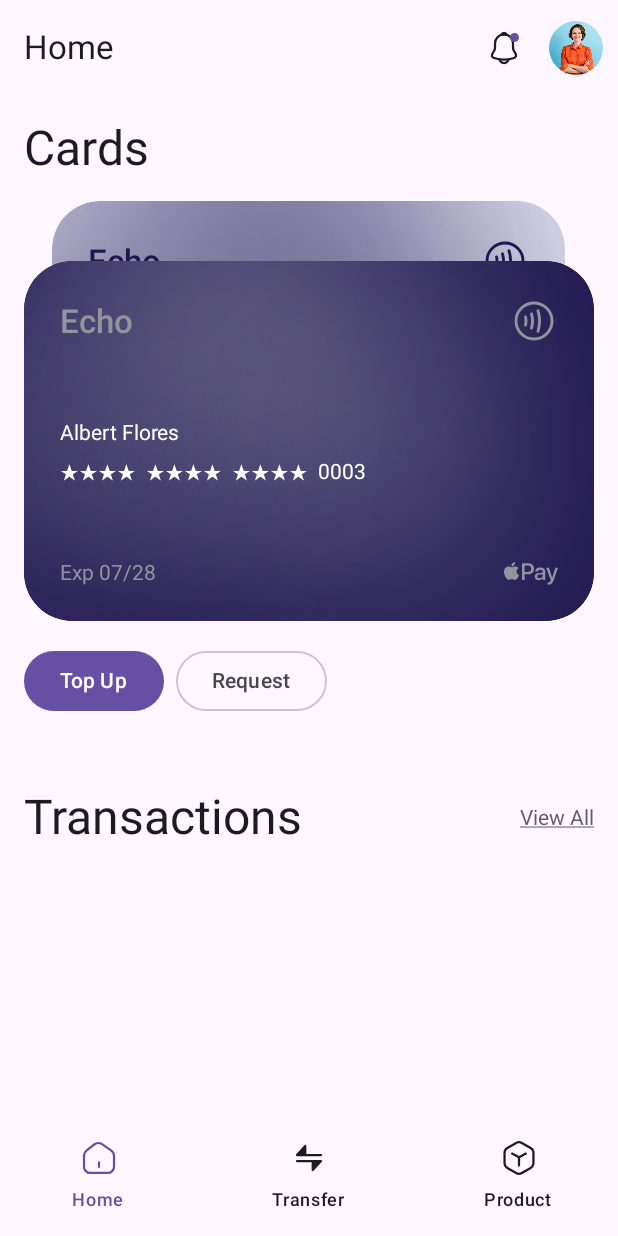
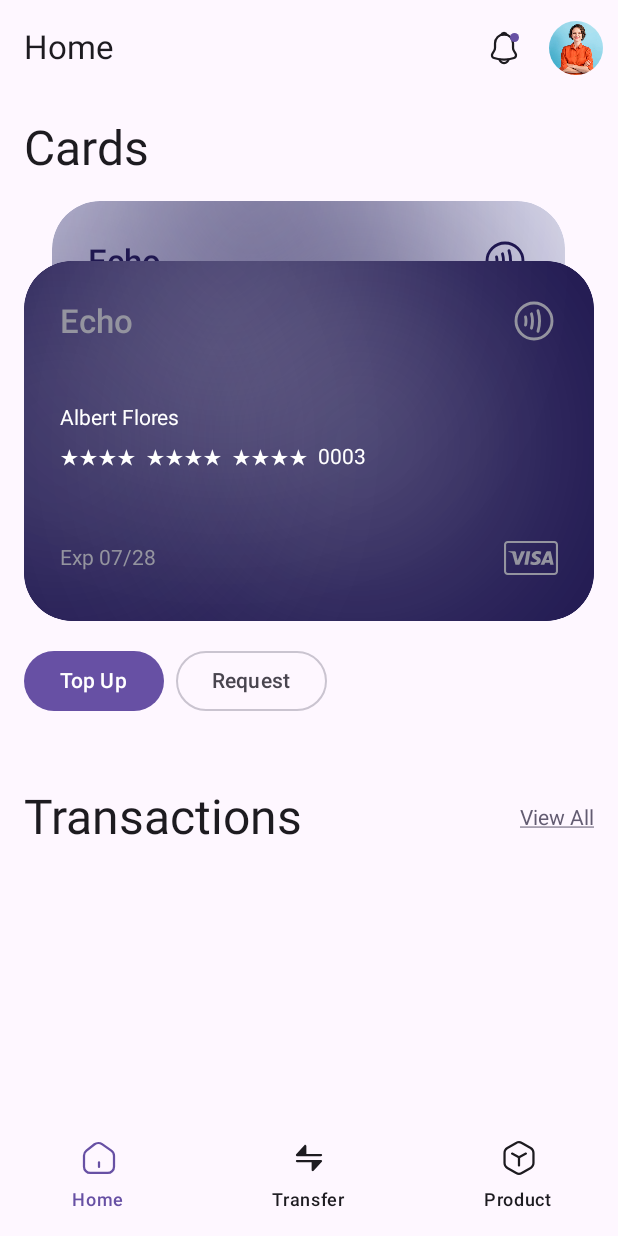
Before and after one commit to codeasus/eco, an Android app built with Jetpack Compose: the screen it shows after launch (MainActivity), on a phone screen of 412 x 824 dp. Run offline under Robolectric (Android 15) with nearby library versions, the phone set to English and light mode, and no system bars; our stand-ins replace Dagger/Hilt's generated code, Room's generated code; pictures from the network do not load.

Commit message:
Refactor: Some visual changes to card scheme and enums that are used for data visualisation

```diff
--- a/app/src/main/java/codeasus/projects/bank/eco/core/ui/shared/view/card/Card.kt
+++ b/app/src/main/java/codeasus/projects/bank/eco/core/ui/shared/view/card/Card.kt
@@ -41,6 +41,7 @@ import codeasus.projects.bank.eco.core.ui.shared.view.utils.DataSourceDefaults
 import codeasus.projects.bank.eco.core.ui.shared.view.utils.formatExpiryDate
 import codeasus.projects.bank.eco.core.ui.theme.EcoTheme
 import codeasus.projects.bank.eco.domain.local.model.enums.BankAccountType
+import codeasus.projects.bank.eco.domain.local.model.enums.Scheme
 import codeasus.projects.bank.eco.domain.local.model.user.UserBankAccountModel
 
 @Composable
@@ -132,9 +133,14 @@ fun BankCardFront(
                         text = "Exp ${formatExpiryDate(bankAccount.expiryDate)}",
                         style = TextStyle(color = themeColors.colorTextDarker)
                     )
+                    val scheme = when (bankAccount.scheme ) {
+                        Scheme.VISA -> R.drawable.ic_visa_outlined
+                        Scheme.MASTERCARD -> R.drawable.ic_master_outlined
+                        Scheme.AMERICAN_EXPRESS -> R.drawable.ic_amex_outlined
+                    }
                     Image(
                         modifier = Modifier.width(36.dp),
-                        painter = painterResource(R.drawable.ic_apple_pay),
+                        painter = painterResource(scheme),
                         contentScale = ContentScale.FillWidth,
                         colorFilter = ColorFilter.tint(themeColors.colorTextDarker),
                         contentDescription = "Contactless Payment Sign",
--- a/app/src/main/java/codeasus/projects/bank/eco/core/ui/shared/view/utils/DataSourceDefaults.kt
+++ b/app/src/main/java/codeasus/projects/bank/eco/core/ui/shared/view/utils/DataSourceDefaults.kt
@@ -6,6 +6,7 @@ import codeasus.projects.bank.eco.domain.local.model.customer.CustomerModel
 import codeasus.projects.bank.eco.domain.local.model.enums.BankAccountType
 import codeasus.projects.bank.eco.domain.local.model.enums.Currency
 import codeasus.projects.bank.eco.domain.local.model.enums.Priority
+import codeasus.projects.bank.eco.domain.local.model.enums.Scheme
 import codeasus.projects.bank.eco.domain.local.model.enums.TransactionStatus
 import codeasus.projects.bank.eco.domain.local.model.enums.TransactionType
 import codeasus.projects.bank.eco.domain.local.model.system_message.SystemMessageModel
@@ -25,6 +26,7 @@ object DataSourceDefaults {
                 id = "card_unknown_normal_1",
                 name = "Henry Cavill",
                 number = "0000000000000345",
+                scheme = Scheme.VISA,
                 type = BankAccountType.NORMAL,
                 balance = 0.0,
                 cvv = "123",
@@ -34,6 +36,7 @@ object DataSourceDefaults {
                 id = "card_unknown_platinum_1",
                 name = "Henry Cavill",
                 number = "0000000000008923",
+                scheme = Scheme.MASTERCARD,
                 type = BankAccountType.PLATINUM,
                 balance = 0.0,
                 cvv = "123",
@@ -51,6 +54,7 @@ object DataSourceDefaults {
                 id = "card_unknown_normal_1",
                 name = "Unknown",
                 number = "0000000000000000",
+                scheme = Scheme.VISA,
                 type = BankAccountType.NORMAL,
                 balance = 0.0,
                 cvv = "123",
@@ -60,6 +64,7 @@ object DataSourceDefaults {
                 id = "card_unknown_platinum_1",
                 name = "Unknown",
                 number = "0000000000000000",
+                scheme = Scheme.MASTERCARD,
                 type = BankAccountType.PLATINUM,
                 balance = 0.0,
                 cvv = "123",
--- a/app/src/main/java/codeasus/projects/bank/eco/data/local/util/TestDataLoader.kt
+++ b/app/src/main/java/codeasus/projects/bank/eco/data/local/util/TestDataLoader.kt
@@ -6,6 +6,7 @@ import codeasus.projects.bank.eco.domain.local.model.customer.CustomerModel
 import codeasus.projects.bank.eco.domain.local.model.enums.BankAccountType
 import codeasus.projects.bank.eco.domain.local.model.enums.Currency
 import codeasus.projects.bank.eco.domain.local.model.enums.Priority
+import codeasus.projects.bank.eco.domain.local.model.enums.Scheme
 import codeasus.projects.bank.eco.domain.local.model.enums.TransactionStatus
 import codeasus.projects.bank.eco.domain.local.model.enums.TransactionType
 import codeasus.projects.bank.eco.domain.local.model.system_message.SystemMessageModel
@@ -105,6 +106,7 @@ class TestDataLoader @Inject constructor(
                 name = "Albert Flores",
                 number = "1234567890020003",
                 balance = 123.99,
+                scheme = Scheme.VISA,
                 type = BankAccountType.NORMAL,
                 cvv = "123",
                 expiryDate = LocalDateTime.now().plusYears(3)
@@ -113,6 +115,7 @@ class TestDataLoader @Inject constructor(
                 id = "card_platinum_1",
                 name = "Albert Flores",
                 number = "9876000000003245",
+                scheme = Scheme.MASTERCARD,
                 type = BankAccountType.PLATINUM,
                 balance = 4503.25,
                 cvv = "456",
--- a/app/src/main/java/codeasus/projects/bank/eco/domain/local/model/enums/Priority.kt
+++ b/app/src/main/java/codeasus/projects/bank/eco/domain/local/model/enums/Priority.kt
@@ -1,9 +1,9 @@
 package codeasus.projects.bank.eco.domain.local.model.enums
 
-enum class Priority(val value: Int) {
-    LOW(0),
-    MEDIUM(1),
-    HIGH(2);
+enum class Priority(val value: Int, val label: String) {
+    LOW(0, "Low"),
+    MEDIUM(1, "Medium"),
+    HIGH(2, "High");
 
     companion object {
         fun fromInt(value: Int): Priority = when (value) {
--- /dev/null
+++ b/app/src/main/java/codeasus/projects/bank/eco/domain/local/model/enums/Scheme.kt
@@ -0,0 +1,5 @@
+package codeasus.projects.bank.eco.domain.local.model.enums
+
+enum class Scheme {
+    VISA, MASTERCARD, AMERICAN_EXPRESS
+}
--- a/app/src/main/java/codeasus/projects/bank/eco/domain/local/model/enums/TransactionType.kt
+++ b/app/src/main/java/codeasus/projects/bank/eco/domain/local/model/enums/TransactionType.kt
@@ -1,5 +1,9 @@
 package codeasus.projects.bank.eco.domain.local.model.enums
 
-enum class TransactionType {
-    DEPOSIT, WITHDRAWAL, TRANSFER, PAYMENT, REFUND
+enum class TransactionType(val label: String) {
+    DEPOSIT("Deposit"),
+    WITHDRAWAL("Withdrawal"),
+    TRANSFER("Transfer"),
+    PAYMENT("Payment"),
+    REFUND("Refund")
 }
--- a/app/src/main/java/codeasus/projects/bank/eco/domain/local/model/user/UserBankAccountModel.kt
+++ b/app/src/main/java/codeasus/projects/bank/eco/domain/local/model/user/UserBankAccountModel.kt
@@ -1,6 +1,7 @@
 package codeasus.projects.bank.eco.domain.local.model.user
 
 import codeasus.projects.bank.eco.domain.local.model.enums.BankAccountType
+import codeasus.projects.bank.eco.domain.local.model.enums.Scheme
 import java.time.LocalDateTime
 
 data class UserBankAccountModel(
@@ -8,6 +9,7 @@ data class UserBankAccountModel(
     val name: String,
     val number: String,
     val type: BankAccountType,
+    val scheme: Scheme,
     val balance: Double,
     val cvv: String,
     val expiryDate: LocalDateTime
--- a/app/src/main/java/codeasus/projects/bank/eco/feature/search_transaction/presentation/SearchTransactionScreen.kt
+++ b/app/src/main/java/codeasus/projects/bank/eco/feature/search_transaction/presentation/SearchTransactionScreen.kt
@@ -71,7 +71,7 @@ fun SearchTransactionScreen(
                         onClick = { onAction(SearchTransactionIntent.SelectTransactionType(transactionType)) },
                         selected = state.selectedTransactionTypes[transactionType]?: false,
                         label = {
-                            Text(text = transactionType.name)
+                            Text(text = transactionType.label)
                         },
                         colors = FilterChipDefaults.filterChipColors(
                             labelColor = MaterialTheme.colorScheme.onSecondaryContainer,
--- a/app/src/main/java/codeasus/projects/bank/eco/feature/system_messages/presentation/PriorityChip.kt
+++ b/app/src/main/java/codeasus/projects/bank/eco/feature/system_messages/presentation/PriorityChip.kt
@@ -21,7 +21,7 @@ fun PriorityChip(priority: Priority) {
         tonalElevation = 2.dp
     ) {
         Text(
-            text = priority.name,
+            text = priority.label,
             modifier = Modifier.padding(horizontal = 12.dp, vertical = 4.dp),
             color = Color.White,
             style = MaterialTheme.typography.labelSmall
--- a/app/src/main/java/codeasus/projects/bank/eco/feature/system_messages/presentation/SystemMessagesScreen.kt
+++ b/app/src/main/java/codeasus/projects/bank/eco/feature/system_messages/presentation/SystemMessagesScreen.kt
@@ -72,7 +72,7 @@ fun SystemMessagesScreen(
                         onClick = { onAction(SystemMessagesIntent.FilterByPriority(priority)) },
                         selected = state.selectedPriority == priority,
                         label = {
-                            Text(text = priority.name)
+                            Text(text = priority.label)
                         },
                         colors = FilterChipDefaults.filterChipColors(
                             labelColor = MaterialTheme.colorScheme.onSecondaryContainer,
--- a/app/src/main/res/drawable/ic_visa_outlined.xml
+++ b/app/src/main/res/drawable/ic_visa_outlined.xml
@@ -1,21 +1,15 @@
-<vector xmlns:android="http://schemas.android.com/apk/res/android"
-    android:width="24dp"
-    android:height="24dp"
-    android:viewportWidth="780"
-    android:viewportHeight="780">
+<vector xmlns:android="http://schemas.android.com/apk/res/android" android:height="24dp" android:viewportHeight="750" android:viewportWidth="750" android:width="24dp">
 
-    <path
-        android:fillColor="#00000000"
-        android:pathData="M53.49,154h673.52c21.26,0 38.49,16.82 38.49,37.56v394.38c0,20.74 -17.23,37.56 -38.49,37.56L53.49,623.5C32.23,623.5 15,606.68 15,585.94L15,191.56C15,170.82 32.23,154 53.49,154z"
-        android:strokeWidth="30"
-        android:strokeColor="#000000" />
+    <path android:fillColor="#393939" android:fillType="nonZero" android:pathData="M52.88,167.7C39.61,167.7 28.85,178.23 28.85,191.21L28.85,558.79C28.85,571.77 39.61,582.3 52.88,582.3L697.12,582.3C710.39,582.3 721.15,571.77 721.15,558.79L721.15,191.21C721.15,178.23 710.39,167.7 697.12,167.7L52.88,167.7ZM52.88,139.5L697.12,139.5C726.32,139.5 750,162.65 750,191.21L750,558.79C750,587.35 726.32,610.5 697.12,610.5L52.88,610.5C23.68,610.5 0,587.35 0,558.79L0,191.21C-0,162.65 23.68,139.5 52.88,139.5Z" android:strokeColor="#00000000" android:strokeWidth="1"/>
 
-    <path
-        android:fillColor="#000000"
-        android:pathData="m296.86,482.7l32.1,-183.82h51.34l-32.12,183.82h-51.32zM533.66,302.84c-10.17,-3.72 -26.11,-7.72 -46.01,-7.72 -50.73,0 -86.47,24.93 -86.77,60.66 -0.29,26.41 25.51,41.15 44.98,49.94 19.99,9.01 26.7,14.76 26.61,22.8 -0.13,12.32 -15.96,17.95 -30.72,17.95 -20.55,0 -31.47,-2.79 -48.33,-9.65l-6.62,-2.92 -7.21,41.15c11.99,5.13 34.17,9.58 57.19,9.81 53.97,0 89,-24.65 89.4,-62.8 0.19,-20.91 -13.48,-36.83 -43.1,-49.94 -17.94,-8.5 -28.94,-14.18 -28.82,-22.79 0,-7.64 9.3,-15.81 29.4,-15.81 16.79,-0.25 28.95,3.32 38.43,7.04l4.6,2.12 6.96,-39.84m132.12,-3.96h-39.67c-12.29,0 -21.49,3.27 -26.89,15.24l-76.25,168.46h53.91s8.81,-22.65 10.81,-27.63c5.89,0 58.26,0.08 65.75,0.08 1.53,6.44 6.24,27.55 6.24,27.55h47.64l-41.56,-183.71zM602.84,417.57c4.25,-10.59 20.45,-51.38 20.45,-51.38 -0.3,0.49 4.22,-10.64 6.81,-17.54l3.47,15.85s9.83,43.88 11.89,53.08h-42.62zM253.29,298.87l-50.26,125.35 -5.36,-25.48c-9.36,-29.37 -38.51,-61.18 -71.1,-77.11l45.96,160.76 54.32,-0.06 80.83,-183.47h-54.38" />
+    <path android:fillColor="#393939" android:fillType="nonZero" android:pathData="M282.6,469.63l31.84,-186.86l50.93,0l-31.87,186.86z" android:strokeColor="#00000000" android:strokeWidth="1"/>
 
-    <path
-        android:fillColor="#000000"
-        android:pathData="m156.11,298.88h-82.79l-0.65,3.83c64.41,15.22 107.02,51.98 124.72,96.17l-18,-84.47c-3.11,-11.64 -12.12,-15.11 -23.27,-15.52" />
+    <path android:fillColor="#393939" android:fillType="nonZero" android:pathData="M517.52,286.79C507.43,283.01 491.62,278.94 471.87,278.94C421.54,278.94 386.09,304.29 385.79,340.61C385.51,367.46 411.1,382.44 430.42,391.38C450.24,400.54 456.91,406.38 456.82,414.56C456.69,427.08 440.98,432.81 426.34,432.81C405.96,432.81 395.13,429.97 378.4,423L371.84,420.03L364.69,461.86C376.59,467.07 398.58,471.59 421.42,471.83C474.96,471.83 509.72,446.77 510.12,407.99C510.31,386.73 496.74,370.55 467.35,357.22C449.55,348.57 438.65,342.8 438.76,334.05C438.76,326.28 447.99,317.98 467.93,317.98C484.59,317.72 496.65,321.35 506.05,325.14L510.62,327.29L517.52,286.79" android:strokeColor="#00000000" android:strokeWidth="1"/>
+
+    <path android:fillColor="#393939" android:fillType="nonZero" android:pathData="M648.59,282.76L609.23,282.76C597.04,282.76 587.91,286.09 582.56,298.26L506.92,469.51L560.4,469.51C560.4,469.51 569.15,446.48 571.12,441.43C576.97,441.43 628.92,441.51 636.35,441.51C637.88,448.05 642.55,469.51 642.55,469.51L689.81,469.51L648.59,282.76ZM586.14,403.42C590.36,392.66 606.44,351.19 606.44,351.19C606.14,351.69 610.62,340.37 613.19,333.35L616.63,349.46C616.63,349.46 626.38,394.07 628.42,403.42L586.14,403.42L586.14,403.42Z" android:strokeColor="#00000000" android:strokeWidth="1"/>
+
+    <path android:fillColor="#393939" android:fillType="nonZero" android:pathData="M239.36,282.76L189.5,410.19L184.18,384.29C174.9,354.44 145.98,322.1 113.64,305.91L159.24,469.33L213.13,469.27L293.31,282.76L239.36,282.76" android:strokeColor="#00000000" android:strokeWidth="1"/>
+
+    <path android:fillColor="#393939" android:fillType="nonZero" android:pathData="M142.97,282.76L60.84,282.76L60.19,286.65C124.08,302.12 166.36,339.5 183.91,384.41L166.06,298.54C162.97,286.71 154.03,283.17 142.97,282.76" android:strokeColor="#00000000" android:strokeWidth="1"/>
 
 </vector>
```
Also changed, not shown: app/src/main/res/drawable/ic_master_outlined.xml (+4 -23 lines), app/src/main/res/drawable/ic_amex_filled.xml (renamed from app/src/main/res/drawable/ic_amex.xml), app/src/main/res/drawable/ic_master_filled.xml (renamed from app/src/main/res/drawable/ic_master.xml), app/src/main/res/drawable/ic_visa_filled.xml (renamed from app/src/main/res/drawable/ic_visa.xml).
